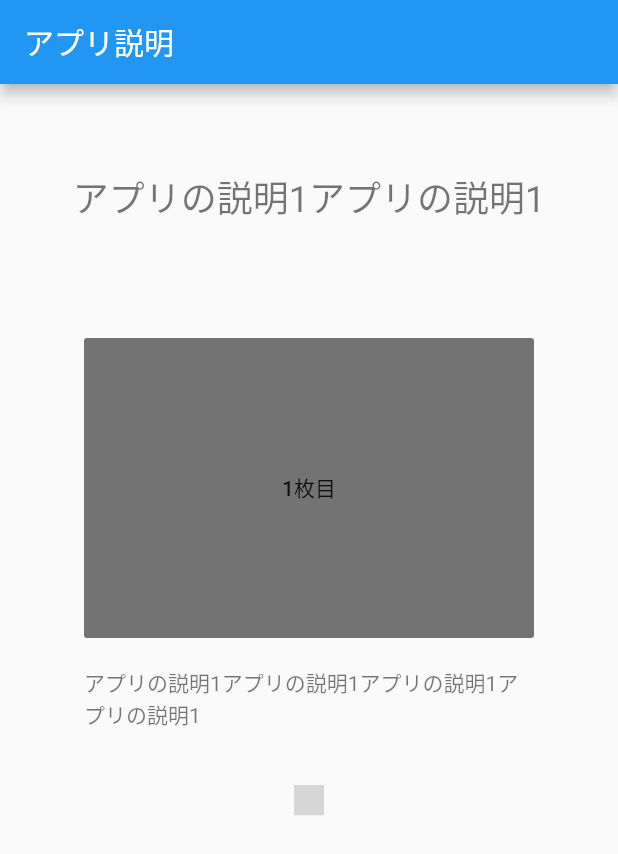
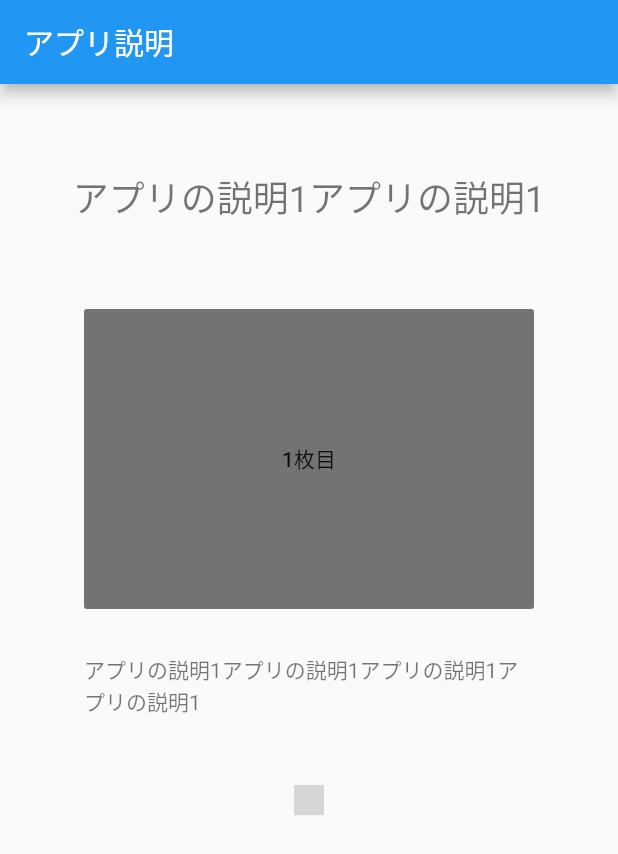
Before and after one commit to JUNKI555/flutter_practice10, a Flutter app: the screen it shows after launch, on a phone screen of 412 x 824 dp. Shown: the top 854 px of the screen. Run offline on Flutter 3.47's test engine with Material 2 defaults, Android fonts, the phone set to English and light mode, and no system bars; missing offline and left inert: flutter_page_indicator; grey boxes are pictures that could not be loaded.

```diff
--- a/lib/views/screens/root_page.dart
+++ b/lib/views/screens/root_page.dart
@@ -1,5 +1,6 @@
 import 'package:flutter/material.dart';
 import 'package:flutter_page_indicator/flutter_page_indicator.dart';
+import '../widgets/instruction_widget.dart';
 
 class RootPage extends StatefulWidget {
   @override
@@ -31,186 +32,29 @@ class _RootPageState extends State<RootPage> {
   @override
   Widget build(BuildContext context) {
     final pageList = <Widget>[
-      Column(
-        children: <Widget>[
-          const SizedBox(
-            height: 150,
-            child: Center(
-              child: Text(
-                'アプリの説明1アプリの説明1',
-                style: TextStyle(
-                  fontSize: 24,
-                  color: Colors.black54,
-                ),
-              ),
-            ),
-          ),
-          SizedBox(
-            width: 300,
-            height: 300,
-            child: Column(
-              mainAxisAlignment: MainAxisAlignment.spaceEvenly,
-              children: <Widget>[
-                SizedBox(
-                  width: 300,
-                  height: 200,
-                  child: FlatButton(
-                    color: Colors.black54,
-                    onPressed: () {
-                      Navigator.pushNamed(context, '/test');
-                    },
-                    child: const Text('1枚目'),
-                  ),
-                ),
-                const Text(
-                  'アプリの説明1アプリの説明1アプリの説明1アプリの説明1',
-                  style: TextStyle(
-                    fontSize: 14,
-                    color: Colors.black54,
-                  ),
-                )
-              ],
-            ),
-          ),
-        ],
+      Instruction(
+        context,
+        'アプリの説明1アプリの説明1',
+        '1枚目',
+        'アプリの説明1アプリの説明1アプリの説明1アプリの説明1',
       ),
-      Column(
-        children: <Widget>[
-          SizedBox(
-            height: 150,
-            child: Column(
-              mainAxisAlignment: MainAxisAlignment.center,
-              children: <Widget>[
-                const Text(
-                  'アプリの説明2アプリの説明2',
-                  style: TextStyle(
-                    fontSize: 24,
-                    color: Colors.black54,
-                  ),
-                ),
-              ],
-            ),
-          ),
-          SizedBox(
-            width: 300,
-            height: 300,
-            child: Column(
-              mainAxisAlignment: MainAxisAlignment.spaceEvenly,
-              children: <Widget>[
-                SizedBox(
-                  width: 300,
-                  height: 200,
-                  child: FlatButton(
-                    color: Colors.black54,
-                    onPressed: () {
-                      Navigator.pushNamed(context, '/test');
-                    },
-                    child: const Text('2枚目'),
-                  ),
-                ),
-                const Text(
-                  'アプリの説明2アプリの説明2アプリの説明2アプリの説明2',
-                  style: TextStyle(
-                    fontSize: 14,
-                    color: Colors.black54,
-                  ),
-                )
-              ],
-            ),
-          ),
-        ],
+      Instruction(
+        context,
+        'アプリの説明2アプリの説明2',
+        '2枚目',
+        'アプリの説明2アプリの説明2アプリの説明2アプリの説明2',
       ),
-      Column(
-        children: <Widget>[
-          SizedBox(
-            height: 150,
-            child: Column(
-              mainAxisAlignment: MainAxisAlignment.center,
-              children: <Widget>[
-                const Text(
-                  'アプリの説明3アプリの説明3',
-                  style: TextStyle(
-                    fontSize: 24,
-                    color: Colors.black54,
-                  ),
-                ),
-              ],
-            ),
-          ),
-          SizedBox(
-            width: 300,
-            height: 300,
-            child: Column(
-              mainAxisAlignment: MainAxisAlignment.spaceEvenly,
-              children: <Widget>[
-                SizedBox(
-                  width: 300,
-                  height: 200,
-                  child: FlatButton(
-                    color: Colors.black54,
-                    onPressed: () {
-                      Navigator.pushNamed(context, '/test');
-                    },
-                    child: const Text('3枚目'),
-                  ),
-                ),
-                const Text(
-                  'アプリの説明3アプリの説明3アプリの説明3アプリの説明3',
-                  style: TextStyle(
-                    fontSize: 14,
-                    color: Colors.black54,
-                  ),
-                )
-              ],
-            ),
-          ),
-        ],
+      Instruction(
+        context,
+        'アプリの説明3アプリの説明3',
+        '3枚目',
+        'アプリの説明3アプリの説明3アプリの説明3アプリの説明3',
       ),
-      Column(
-        children: <Widget>[
-          SizedBox(
-            height: 150,
-            child: Column(
-              mainAxisAlignment: MainAxisAlignment.center,
-              children: <Widget>[
-                Text(
-                  'アプリの説明4アプリの説明4',
-                  style: TextStyle(
-                    fontSize: 24,
-                    color: Colors.black54,
-                  ),
-                ),
-              ],
-            ),
-          ),
-          SizedBox(
-            width: 300,
-            height: 300,
-            child: Column(
-              mainAxisAlignment: MainAxisAlignment.spaceEvenly,
-              children: <Widget>[
-                SizedBox(
-                  width: 300,
-                  height: 200,
-                  child: FlatButton(
-                    color: Colors.black54,
-                    onPressed: () {
-                      Navigator.pushNamed(context, '/test');
-                    },
-                    child: const Text('4枚目'),
-                  ),
-                ),
-                const Text(
-                  'アプリの説明4アプリの説明4アプリの説明4アプリの説明4',
-                  style: TextStyle(
-                    fontSize: 14,
-                    color: Colors.black54,
-                  ),
-                )
-              ],
-            ),
-          ),
-        ],
+      Instruction(
+        context,
+        'アプリの説明4アプリの説明4',
+        '4枚目',
+        'アプリの説明4アプリの説明4アプリの説明4アプリの説明4',
       ),
     ];
 
--- /dev/null
+++ b/lib/views/widgets/instruction_widget.dart
@@ -0,0 +1,49 @@
+import 'package:flutter/material.dart';
+
+class Instruction extends Column {
+  Instruction(
+      BuildContext context, String title, String image, String instruction)
+      : super(
+          mainAxisAlignment: MainAxisAlignment.start,
+          children: [
+            SizedBox(
+              height: 150,
+              child: Center(
+                child: Text(
+                  title,
+                  style: const TextStyle(
+                    fontSize: 24,
+                    color: Colors.black54,
+                  ),
+                ),
+              ),
+            ),
+            SizedBox(
+              width: 300,
+              height: 200,
+              child: FlatButton(
+                color: Colors.black54,
+                onPressed: () {
+                  Navigator.pushNamed(context, '/test');
+                },
+                child: Text(image),
+              ),
+            ),
+            Padding(
+              padding: const EdgeInsets.only(
+                top: 30,
+              ),
+              child: SizedBox(
+                width: 300,
+                child: Text(
+                  instruction,
+                  style: const TextStyle(
+                    fontSize: 14,
+                    color: Colors.black54,
+                  ),
+                ),
+              ),
+            ),
+          ],
+        );
+}
```
